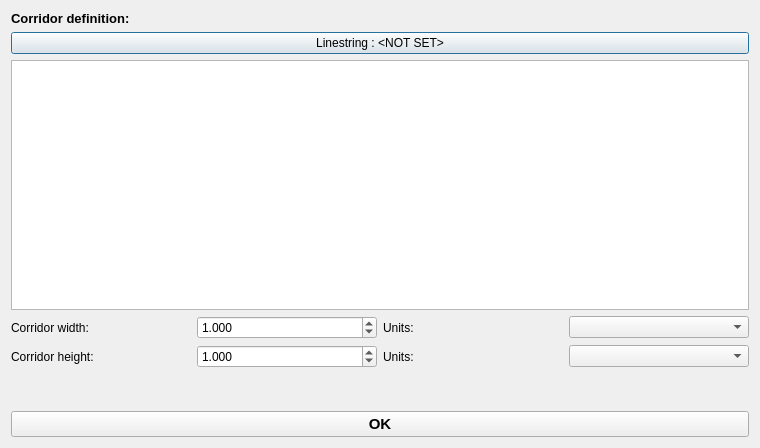
Old version of the form edr_plugin/gui/ui/query_corridor.ui in the repository MetOffice/qgis-plugin-edr.
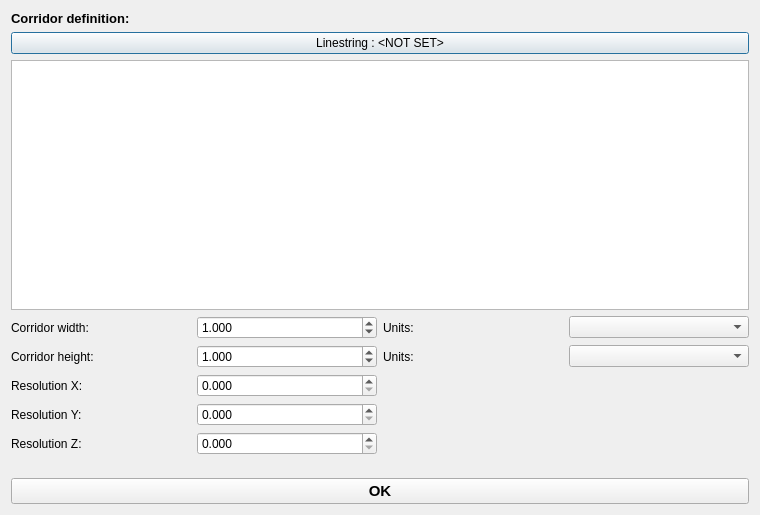
New version of the form. Custom widgets are drawn as their Qt base class.

```diff
--- a/edr_plugin/gui/ui/query_corridor.ui
+++ b/edr_plugin/gui/ui/query_corridor.ui
@@ -10,7 +10,7 @@
     <x>0</x>
     <y>0</y>
     <width>760</width>
-    <height>448</height>
+    <height>515</height>
    </rect>
   </property>
   <property name="windowTitle">
@@ -56,6 +56,36 @@
    </item>
    <item>
     <layout class="QGridLayout" name="gridLayout">
+     <item row="1" column="1">
+      <widget class="QDoubleSpinBox" name="height_spinbox">
+       <property name="decimals">
+        <number>3</number>
+       </property>
+       <property name="minimum">
+        <double>0.001000000000000</double>
+       </property>
+       <property name="maximum">
+        <double>1000000.000000000000000</double>
+       </property>
+       <property name="value">
+        <double>1.000000000000000</double>
+       </property>
+      </widget>
+     </item>
+     <item row="1" column="0">
+      <widget class="QLabel" name="label_4">
+       <property name="text">
+        <string>Corridor height:</string>
+       </property>
+      </widget>
+     </item>
+     <item row="2" column="0">
+      <widget class="QLabel" name="label_6">
+       <property name="text">
+        <string>Resolution X:</string>
+       </property>
+      </widget>
+     </item>
      <item row="0" column="2">
       <widget class="QLabel" name="label_3">
        <property name="text">
@@ -86,32 +116,16 @@
        </property>
       </widget>
      </item>
-     <item row="0" column="3">
-      <widget class="QComboBox" name="width_units_cbo"/>
-     </item>
      <item row="1" column="3">
       <widget class="QComboBox" name="height_units_cbo"/>
      </item>
-     <item row="1" column="1">
-      <widget class="QDoubleSpinBox" name="height_spinbox">
-       <property name="decimals">
-        <number>3</number>
-       </property>
-       <property name="minimum">
-        <double>0.001000000000000</double>
-       </property>
-       <property name="maximum">
-        <double>1000000.000000000000000</double>
-       </property>
-       <property name="value">
-        <double>1.000000000000000</double>
-       </property>
-      </widget>
+     <item row="0" column="3">
+      <widget class="QComboBox" name="width_units_cbo"/>
      </item>
-     <item row="1" column="0">
-      <widget class="QLabel" name="label_4">
+     <item row="3" column="0">
+      <widget class="QLabel" name="label_7">
        <property name="text">
-        <string>Corridor height:</string>
+        <string>Resolution Y:</string>
        </property>
       </widget>
      </item>
@@ -122,6 +136,70 @@
        </property>
       </widget>
      </item>
+     <item row="4" column="0">
+      <widget class="QLabel" name="label_8">
+       <property name="text">
+        <string>Resolution Z:</string>
+       </property>
+      </widget>
+     </item>
+     <item row="2" column="1">
+      <widget class="QgsDoubleSpinBox" name="resolution_x_spinbox">
+       <property name="decimals">
+        <number>3</number>
+       </property>
+       <property name="minimum">
+        <double>0.000000000000000</double>
+       </property>
+       <property name="maximum">
+        <double>1000000.000000000000000</double>
+       </property>
+       <property name="value">
+        <double>0.000000000000000</double>
+       </property>
+       <property name="clearValue">
+        <bool>true</bool>
+       </property>
+      </widget>
+     </item>
+     <item row="3" column="1">
+      <widget class="QgsDoubleSpinBox" name="resolution_y_spinbox">
+       <property name="decimals">
+        <number>3</number>
+       </property>
+       <property name="minimum">
+        <double>0.000000000000000</double>
+       </property>
+       <property name="maximum">
+        <double>1000000.000000000000000</double>
+       </property>
+       <property name="value">
+        <double>0.000000000000000</double>
+       </property>
+       <property name="clearValue">
+        <bool>true</bool>
+       </property>
+      </widget>
+     </item>
+     <item row="4" column="1">
+      <widget class="QgsDoubleSpinBox" name="resolution_z_spinbox">
+       <property name="decimals">
+        <number>3</number>
+       </property>
+       <property name="minimum">
+        <double>0.000000000000000</double>
+       </property>
+       <property name="maximum">
+        <double>1000000.000000000000000</double>
+       </property>
+       <property name="value">
+        <double>0.000000000000000</double>
+       </property>
+       <property name="clearValue">
+        <bool>true</bool>
+       </property>
+      </widget>
+     </item>
     </layout>
    </item>
    <item>
@@ -153,6 +231,13 @@
    </item>
   </layout>
  </widget>
+ <customwidgets>
+  <customwidget>
+   <class>QgsDoubleSpinBox</class>
+   <extends>QDoubleSpinBox</extends>
+   <header>qgsdoublespinbox.h</header>
+  </customwidget>
+ </customwidgets>
  <tabstops>
   <tabstop>line_select_pb</tabstop>
   <tabstop>ok_pb</tabstop>
```
